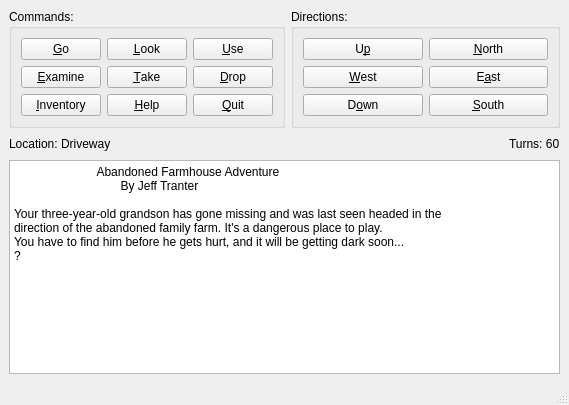
Before: the Qt Designer form adventure/qt/widget/adventure.ui in jefftranter/raspberrypi, drawn with Qt 5.
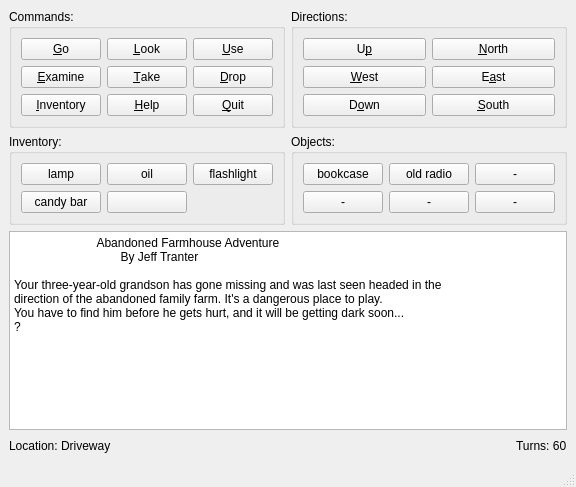
After: the same form once the commit is applied.

The edit to the form file:
```diff
--- a/adventure/qt/widget/adventure.ui
+++ b/adventure/qt/widget/adventure.ui
@@ -6,8 +6,8 @@
    <rect>
     <x>0</x>
     <y>0</y>
-    <width>569</width>
-    <height>405</height>
+    <width>513</width>
+    <height>487</height>
    </rect>
   </property>
   <property name="windowTitle">
@@ -21,7 +21,7 @@
     <item>
      <layout class="QHBoxLayout" name="horizontalLayout_2">
       <item>
-       <widget class="QGroupBox" name="groupBox">
+       <widget class="QGroupBox" name="commandsGroupBox">
         <property name="title">
          <string>Commands:</string>
         </property>
@@ -149,6 +149,125 @@
       </item>
      </layout>
     </item>
+    <item>
+     <layout class="QHBoxLayout" name="horizontalLayout_3">
+      <item>
+       <widget class="QGroupBox" name="inventoryGroupBox">
+        <property name="title">
+         <string>Inventory:</string>
+        </property>
+        <layout class="QGridLayout" name="gridLayout_3">
+         <item row="0" column="0">
+          <widget class="QPushButton" name="pushButton">
+           <property name="text">
+            <string>lamp</string>
+           </property>
+          </widget>
+         </item>
+         <item row="0" column="1">
+          <widget class="QPushButton" name="pushButton_2">
+           <property name="text">
+            <string>oil</string>
+           </property>
+          </widget>
+         </item>
+         <item row="0" column="2">
+          <widget class="QPushButton" name="pushButton_3">
+           <property name="text">
+            <string>flashlight</string>
+           </property>
+          </widget>
+         </item>
+         <item row="1" column="0">
+          <widget class="QPushButton" name="pushButton_4">
+           <property name="text">
+            <string>candy bar</string>
+           </property>
+          </widget>
+         </item>
+         <item row="1" column="1">
+          <widget class="QPushButton" name="pushButton_5">
+           <property name="text">
+            <string/>
+           </property>
+          </widget>
+         </item>
+        </layout>
+       </widget>
+      </item>
+      <item>
+       <widget class="QGroupBox" name="groupBox">
+        <property name="title">
+         <string>Objects:</string>
+        </property>
+        <layout class="QGridLayout" name="gridLayout_4">
+         <item row="0" column="0">
+          <widget class="QPushButton" name="pushButton_6">
+           <property name="text">
+            <string>bookcase</string>
+           </property>
+          </widget>
+         </item>
+         <item row="0" column="1">
+          <widget class="QPushButton" name="pushButton_7">
+           <property name="text">
+            <string>old radio</string>
+           </property>
+          </widget>
+         </item>
+         <item row="0" column="2">
+          <widget class="QPushButton" name="pushButton_8">
+           <property name="text">
+            <string>-</string>
+           </property>
+          </widget>
+         </item>
+         <item row="1" column="0">
+          <widget class="QPushButton" name="pushButton_9">
+           <property name="text">
+            <string>-</string>
+           </property>
+          </widget>
+         </item>
+         <item row="1" column="1">
+          <widget class="QPushButton" name="pushButton_10">
+           <property name="text">
+            <string>-</string>
+           </property>
+          </widget>
+         </item>
+         <item row="1" column="2">
+          <widget class="QPushButton" name="pushButton_11">
+           <property name="text">
+            <string>-</string>
+           </property>
+          </widget>
+         </item>
+        </layout>
+       </widget>
+      </item>
+     </layout>
+    </item>
+    <item>
+     <widget class="QTextEdit" name="textEdit">
+      <property name="documentTitle">
+       <string>Text</string>
+      </property>
+      <property name="html">
+       <string>&lt;!DOCTYPE HTML PUBLIC &quot;-//W3C//DTD HTML 4.0//EN&quot; &quot;http://www.w3.org/TR/REC-html40/strict.dtd&quot;&gt;
+&lt;html&gt;&lt;head&gt;&lt;meta name=&quot;qrichtext&quot; content=&quot;1&quot; /&gt;&lt;title&gt;Text&lt;/title&gt;&lt;style type=&quot;text/css&quot;&gt;
+p, li { white-space: pre-wrap; }
+&lt;/style&gt;&lt;/head&gt;&lt;body style=&quot; font-family:'Ubuntu'; font-size:9pt; font-weight:400; font-style:normal;&quot;&gt;
+&lt;p style=&quot; margin-top:0px; margin-bottom:0px; margin-left:0px; margin-right:0px; -qt-block-indent:0; text-indent:0px;&quot;&gt;&lt;span style=&quot; font-family:'Sans Serif';&quot;&gt;                         Abandoned Farmhouse Adventure&lt;/span&gt;&lt;/p&gt;
+&lt;p style=&quot; margin-top:0px; margin-bottom:0px; margin-left:0px; margin-right:0px; -qt-block-indent:0; text-indent:0px;&quot;&gt;&lt;span style=&quot; font-family:'Sans Serif';&quot;&gt;                                By Jeff Tranter&lt;/span&gt;&lt;/p&gt;
+&lt;p style=&quot;-qt-paragraph-type:empty; margin-top:0px; margin-bottom:0px; margin-left:0px; margin-right:0px; -qt-block-indent:0; text-indent:0px; font-family:'Sans Serif';&quot;&gt;&lt;br /&gt;&lt;/p&gt;
+&lt;p style=&quot; margin-top:0px; margin-bottom:0px; margin-left:0px; margin-right:0px; -qt-block-indent:0; text-indent:0px;&quot;&gt;&lt;span style=&quot; font-family:'Sans Serif';&quot;&gt;Your three-year-old grandson has gone missing and was last seen headed in the&lt;/span&gt;&lt;/p&gt;
+&lt;p style=&quot; margin-top:0px; margin-bottom:0px; margin-left:0px; margin-right:0px; -qt-block-indent:0; text-indent:0px;&quot;&gt;&lt;span style=&quot; font-family:'Sans Serif';&quot;&gt;direction of the abandoned family farm. It's a dangerous place to play.&lt;/span&gt;&lt;/p&gt;
+&lt;p style=&quot; margin-top:0px; margin-bottom:0px; margin-left:0px; margin-right:0px; -qt-block-indent:0; text-indent:0px;&quot;&gt;&lt;span style=&quot; font-family:'Sans Serif';&quot;&gt;You have to find him before he gets hurt, and it will be getting dark soon...&lt;/span&gt;&lt;/p&gt;
+&lt;p style=&quot; margin-top:0px; margin-bottom:0px; margin-left:0px; margin-right:0px; -qt-block-indent:0; text-indent:0px;&quot;&gt;&lt;span style=&quot; font-family:'Sans Serif';&quot;&gt;? &lt;/span&gt;&lt;/p&gt;&lt;/body&gt;&lt;/html&gt;</string>
+      </property>
+     </widget>
+    </item>
     <item>
      <layout class="QHBoxLayout" name="horizontalLayout">
       <item>
@@ -180,23 +299,6 @@
       </item>
      </layout>
     </item>
-    <item>
-     <widget class="QTextEdit" name="textEdit">
-      <property name="html">
-       <string>&lt;!DOCTYPE HTML PUBLIC &quot;-//W3C//DTD HTML 4.0//EN&quot; &quot;http://www.w3.org/TR/REC-html40/strict.dtd&quot;&gt;
-&lt;html&gt;&lt;head&gt;&lt;meta name=&quot;qrichtext&quot; content=&quot;1&quot; /&gt;&lt;style type=&quot;text/css&quot;&gt;
-p, li { white-space: pre-wrap; }
-&lt;/style&gt;&lt;/head&gt;&lt;body style=&quot; font-family:'Sans Serif'; font-size:9pt; font-weight:400; font-style:normal;&quot;&gt;
-&lt;p style=&quot; margin-top:0px; margin-bottom:0px; margin-left:0px; margin-right:0px; -qt-block-indent:0; text-indent:0px;&quot;&gt;                         Abandoned Farmhouse Adventure&lt;/p&gt;
-&lt;p style=&quot; margin-top:0px; margin-bottom:0px; margin-left:0px; margin-right:0px; -qt-block-indent:0; text-indent:0px;&quot;&gt;                                By Jeff Tranter&lt;/p&gt;
-&lt;p style=&quot;-qt-paragraph-type:empty; margin-top:0px; margin-bottom:0px; margin-left:0px; margin-right:0px; -qt-block-indent:0; text-indent:0px;&quot;&gt;&lt;br /&gt;&lt;/p&gt;
-&lt;p style=&quot; margin-top:0px; margin-bottom:0px; margin-left:0px; margin-right:0px; -qt-block-indent:0; text-indent:0px;&quot;&gt;Your three-year-old grandson has gone missing and was last seen headed in the&lt;/p&gt;
-&lt;p style=&quot; margin-top:0px; margin-bottom:0px; margin-left:0px; margin-right:0px; -qt-block-indent:0; text-indent:0px;&quot;&gt;direction of the abandoned family farm. It's a dangerous place to play.&lt;/p&gt;
-&lt;p style=&quot; margin-top:0px; margin-bottom:0px; margin-left:0px; margin-right:0px; -qt-block-indent:0; text-indent:0px;&quot;&gt;You have to find him before he gets hurt, and it will be getting dark soon...&lt;/p&gt;
-&lt;p style=&quot; margin-top:0px; margin-bottom:0px; margin-left:0px; margin-right:0px; -qt-block-indent:0; text-indent:0px;&quot;&gt;? &lt;/p&gt;&lt;/body&gt;&lt;/html&gt;</string>
-      </property>
-     </widget>
-    </item>
    </layout>
   </widget>
   <widget class="QMenuBar" name="menubar">
```
Left out of the diff: 12 changed lines with no effect on the pictures.
